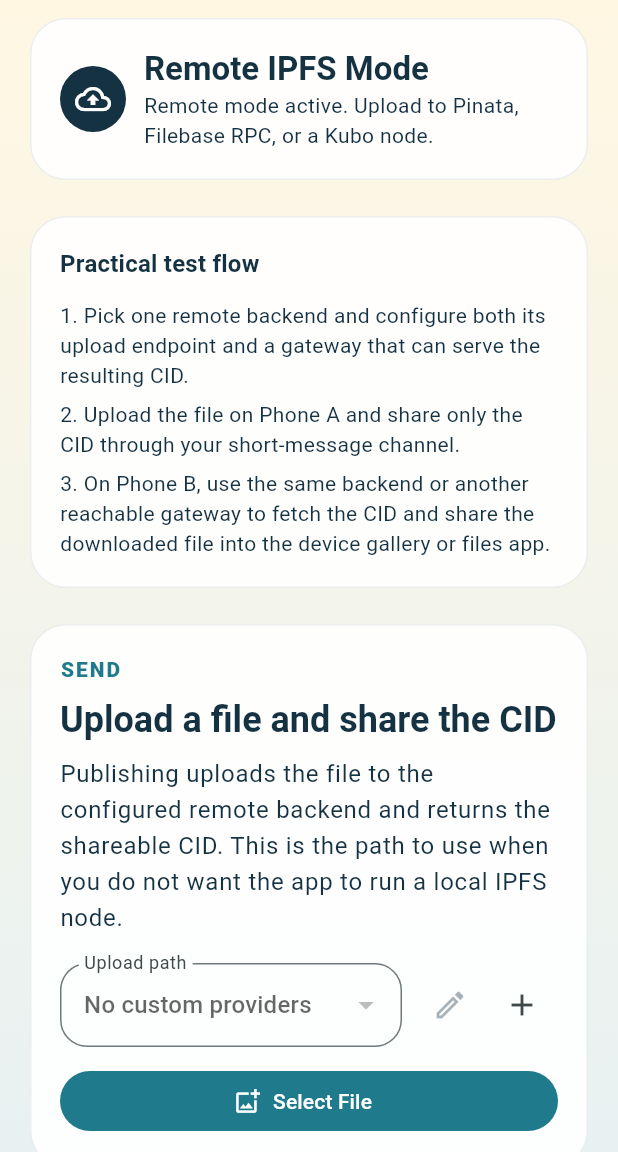
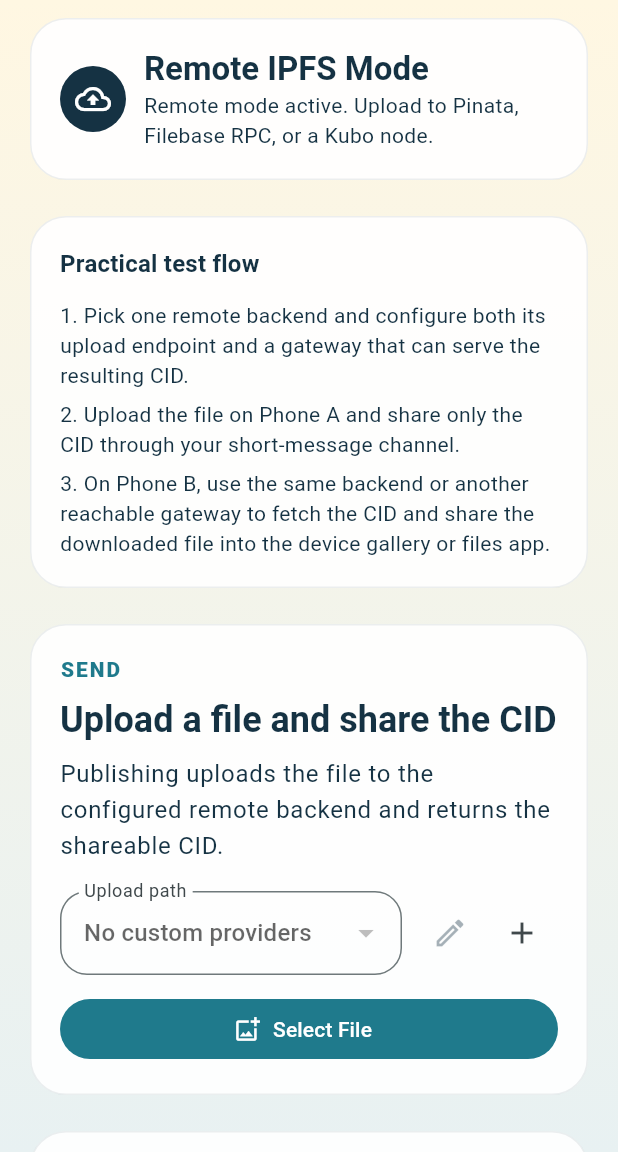
Before and after one commit to ericszimmermann/IPFS-Photo-relay, a Flutter app: the screen it shows after launch, on a phone screen of 412 x 824 dp, the part 84-1236 px from its top. Run offline on Flutter 3.47's test engine with Material 3 defaults, Android fonts, the phone set to English and light mode, and no system bars; our stand-ins replace file_picker, share_plus, shared_preferences.

Commit message:
small Text change to remove on device ipfs node reference. Version bump to 2.3

```diff
--- a/lib/src/app.dart
+++ b/lib/src/app.dart
@@ -957,7 +957,7 @@ class _IpfsPhotoRelayPageState extends State<IpfsPhotoRelayPage> {
                         eyebrow: 'Send',
                         title: 'Upload a file and share the CID',
                         description:
-                            'Publishing uploads the file to the configured remote backend and returns the shareable CID. This is the path to use when you do not want the app to run a local IPFS node.',
+                            'Publishing uploads the file to the configured remote backend and returns the shareable CID.',
                         child: Column(
                           crossAxisAlignment: CrossAxisAlignment.stretch,
                           children: [
--- a/pubspec.yaml
+++ b/pubspec.yaml
@@ -16,7 +16,7 @@ publish_to: 'none' # Remove this line if you wish to publish to pub.dev
 # https://developer.apple.com/library/archive/documentation/General/Reference/InfoPlistKeyReference/Articles/CoreFoundationKeys.html
 # In Windows, build-name is used as the major, minor, and patch parts
 # of the product and file versions while build-number is used as the build suffix.
-version: 0.2.2
+version: 0.2.3
 
 environment:
   sdk: ^3.11.5
```
